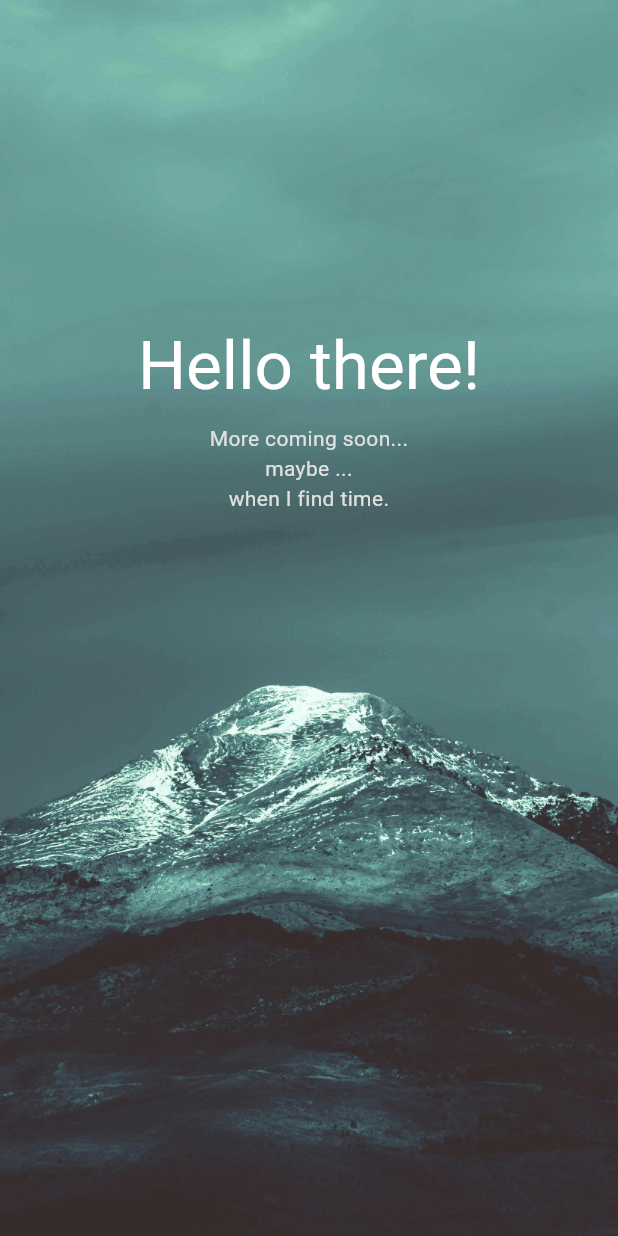
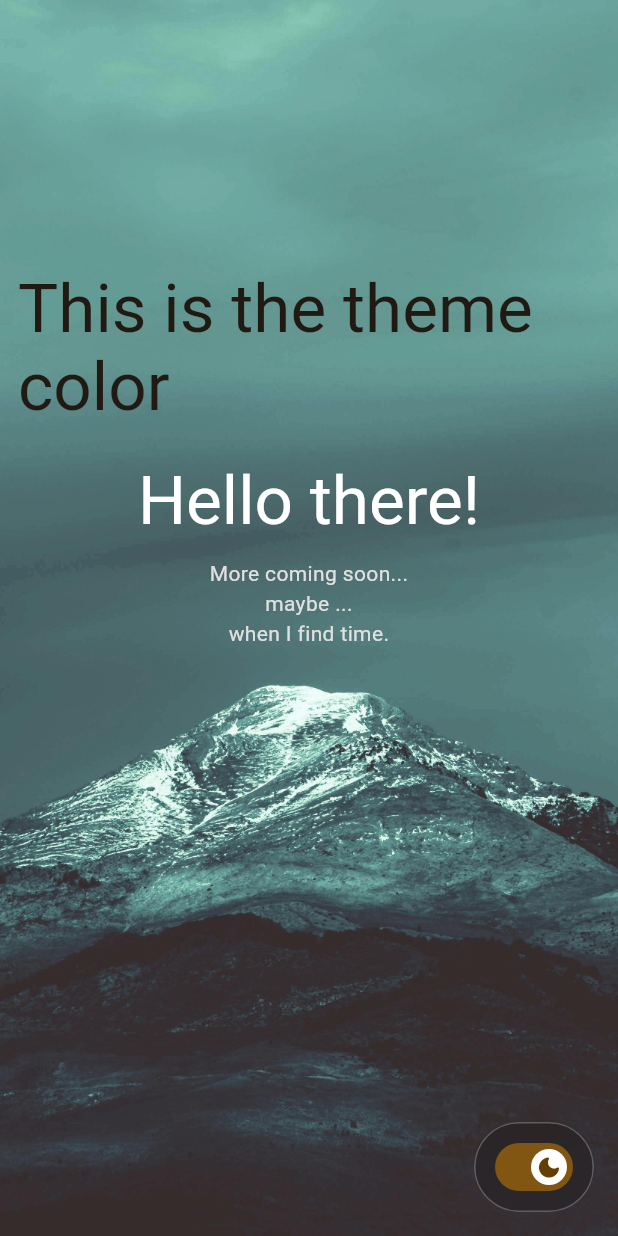
Before and after one commit to sekael/limitless, a Flutter app: the screen it shows after launch, on a phone screen of 412 x 824 dp. Run offline on Flutter 3.47's test engine with Material 3 defaults, Android fonts, the light colour scheme and no system bars.

Commit message:
feat: get theme mode switch to work

```diff
--- /dev/null
+++ b/lib/components/theme_toggle.dart
@@ -0,0 +1,51 @@
+import 'dart:ui';
+
+import 'package:flutter/material.dart';
+import 'package:limitless_flutter/theme/theme_provider.dart';
+import 'package:provider/provider.dart';
+
+class ThemeToggle extends StatelessWidget {
+  const ThemeToggle({super.key});
+
+  @override
+  Widget build(BuildContext context) {
+    final provider = context.watch<ThemeProvider>();
+    final isDark = provider.isDark;
+    final isLight = !isDark;
+
+    return SafeArea(
+      minimum: const EdgeInsets.only(right: 16, bottom: 16),
+      child: ClipRRect(
+        borderRadius: BorderRadiusGeometry.circular(999),
+        child: BackdropFilter(
+          filter: ImageFilter.blur(sigmaX: 8, sigmaY: 8),
+          child: DecoratedBox(
+            decoration: BoxDecoration(
+              color: Colors.black.withValues(alpha: 0.2),
+              border: Border.all(color: Colors.white.withValues(alpha: 0.25)),
+              borderRadius: BorderRadius.circular(999),
+            ),
+            child: Padding(
+              padding: const EdgeInsets.symmetric(
+                horizontal: 10.0,
+                vertical: 6,
+              ),
+              child: Switch(
+                value: isLight,
+                onChanged: (_) => context.read<ThemeProvider>().toggle(),
+                thumbIcon: WidgetStateProperty.resolveWith(
+                  (_) => Icon(
+                    isLight
+                        ? Icons.dark_mode_rounded
+                        : Icons.light_mode_rounded,
+                    size: 18,
+                  ),
+                ),
+              ),
+            ),
+          ),
+        ),
+      ),
+    );
+  }
+}
--- a/lib/main.dart
+++ b/lib/main.dart
@@ -1,24 +1,31 @@
 import 'package:flutter/material.dart';
 import 'package:limitless_flutter/pages/home.dart';
+import 'package:limitless_flutter/theme/theme_provider.dart';
+import 'package:provider/provider.dart';
 import 'theme/theme.dart';
 
 void main() {
   WidgetsFlutterBinding.ensureInitialized();
-  runApp(MainApp(lightTheme: lightMode, darkTheme: darkMode));
+  runApp(
+    ChangeNotifierProvider(
+      create: (_) => ThemeProvider(),
+      child: const MainApp(),
+    ),
+  );
 }
 
 class MainApp extends StatelessWidget {
-  final ThemeData lightTheme;
-  final ThemeData darkTheme;
-  const MainApp({super.key, required this.lightTheme, required this.darkTheme});
+  const MainApp({super.key});
 
   @override
   Widget build(BuildContext context) {
+    final provider = context.watch<ThemeProvider>();
+
     return MaterialApp(
       debugShowCheckedModeBanner: false,
-      theme: lightTheme,
-      darkTheme: darkTheme,
-      themeMode: ThemeMode.system,
+      theme: lightMode,
+      darkTheme: darkMode,
+      themeMode: provider.mode,
       home: const HomePage(),
     );
   }
--- a/lib/pages/home.dart
+++ b/lib/pages/home.dart
@@ -1,6 +1,7 @@
 import 'package:flutter/material.dart';
 import 'package:limitless_flutter/components/text/body.dart';
 import 'package:limitless_flutter/components/text/title.dart';
+import 'package:limitless_flutter/components/theme_toggle.dart';
 
 class HomePage extends StatelessWidget {
   const HomePage({super.key});
@@ -25,6 +26,7 @@ class HomePage extends StatelessWidget {
                 child: Column(
                   mainAxisSize: MainAxisSize.min,
                   children: [
+                    TitleText(titleText: "This is the theme color"),
                     TitleText(
                       titleText: "Hello there!",
                       colorOverride: Colors.white,
@@ -37,6 +39,7 @@ class HomePage extends StatelessWidget {
                   ],
                 ),
               ),
+              PositionedDirectional(bottom: 0, end: 0, child: ThemeToggle()),
             ],
           ),
         ),
--- a/lib/theme/theme.dart
+++ b/lib/theme/theme.dart
@@ -1,9 +1,15 @@
-import 'dart:io' show Platform;
 import 'package:flutter/cupertino.dart';
+import 'package:flutter/foundation.dart';
 import 'package:flutter/material.dart';
 
 import 'typography.dart';
 import 'tokens.dart';
+
+bool get _isCupertinoPlatform {
+  if (kIsWeb) return false;
+  return defaultTargetPlatform == TargetPlatform.iOS ||
+      defaultTargetPlatform == TargetPlatform.macOS;
+}
 
 final ColorScheme lightScheme = ColorScheme.fromSeed(
   brightness: Brightness.light,
@@ -28,7 +34,8 @@ ThemeData themeFrom(ColorScheme scheme) {
       backgroundColor: scheme.surface,
       foregroundColor: scheme.onSurface,
       elevation: 0,
-      centerTitle: Platform.isIOS, // centers titles on iOS like UINavigationBar
+      centerTitle:
+          _isCupertinoPlatform, // centers titles on iOS like UINavigationBar
     ),
     bottomNavigationBarTheme: BottomNavigationBarThemeData(
       selectedItemColor: scheme.primary,
--- /dev/null
+++ b/lib/theme/theme_provider.dart
@@ -0,0 +1,15 @@
+import 'package:flutter/material.dart';
+
+class ThemeProvider with ChangeNotifier {
+  ThemeMode _mode = ThemeMode.system;
+
+  // Getter
+  ThemeMode get mode => _mode;
+  bool get isDark => _mode == ThemeMode.dark;
+
+  // Toggle state
+  void toggle() {
+    _mode = isDark ? ThemeMode.light : ThemeMode.dark;
+    notifyListeners();
+  }
+}
--- a/pubspec.yaml
+++ b/pubspec.yaml
@@ -11,6 +11,7 @@ dependencies:
     sdk: flutter
   dynamic_color: ^1.8.1
   cupertino_icons: ^1.0.8
+  provider: ^6.1.5+1
 
 dev_dependencies:
   flutter_test:
```
Also changed, not shown: pubspec.lock.
